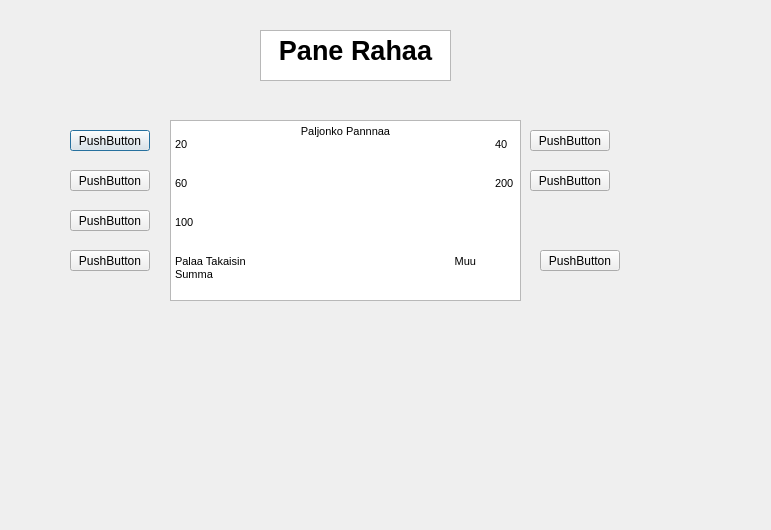
tvt21kmo-bank-project/group_6, file bankautomat/pano.ui: the form before one commit.
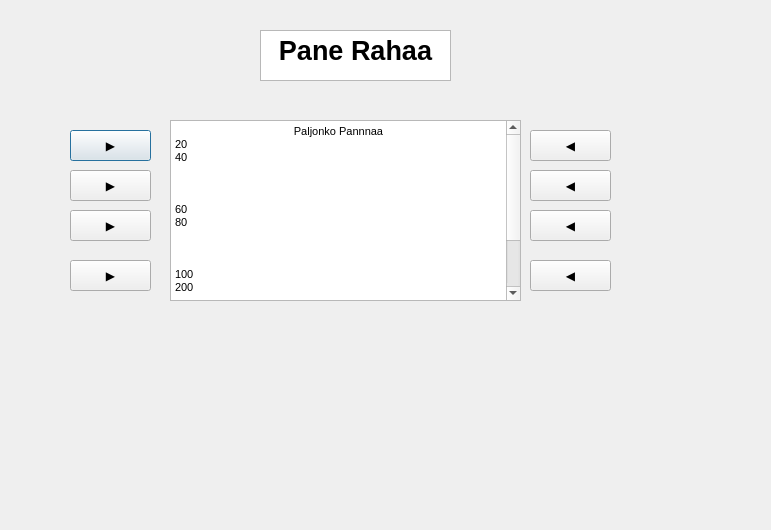
The form after the commit.

```diff
--- a/bankautomat/pano.ui
+++ b/bankautomat/pano.ui
@@ -24,20 +24,24 @@
    </property>
    <property name="html">
     <string>&lt;!DOCTYPE HTML PUBLIC &quot;-//W3C//DTD HTML 4.0//EN&quot; &quot;http://www.w3.org/TR/REC-html40/strict.dtd&quot;&gt;
-&lt;html&gt;&lt;head&gt;&lt;meta name=&quot;qrichtext&quot; content=&quot;1&quot; /&gt;&lt;style type=&quot;text/css&quot;&gt;
+&lt;html&gt;&lt;head&gt;&lt;meta name=&quot;qrichtext&quot; content=&quot;1&quot; /&gt;&lt;meta charset=&quot;utf-8&quot; /&gt;&lt;style type=&quot;text/css&quot;&gt;
 p, li { white-space: pre-wrap; }
-&lt;/style&gt;&lt;/head&gt;&lt;body style=&quot; font-family:'MS Shell Dlg 2'; font-size:8.25pt; font-weight:400; font-style:normal;&quot;&gt;
-&lt;p align=&quot;center&quot; style=&quot; margin-top:0px; margin-bottom:0px; margin-left:0px; margin-right:0px; -qt-block-indent:0; text-indent:0px;&quot;&gt;Paljonko Pannnaa&lt;/p&gt;
-&lt;p style=&quot; margin-top:0px; margin-bottom:0px; margin-left:0px; margin-right:0px; -qt-block-indent:0; text-indent:0px;&quot;&gt;20				40&lt;/p&gt;
-&lt;p style=&quot;-qt-paragraph-type:empty; margin-top:0px; margin-bottom:0px; margin-left:0px; margin-right:0px; -qt-block-indent:0; text-indent:0px;&quot;&gt;&lt;br /&gt;&lt;/p&gt;
-&lt;p style=&quot;-qt-paragraph-type:empty; margin-top:0px; margin-bottom:0px; margin-left:0px; margin-right:0px; -qt-block-indent:0; text-indent:0px;&quot;&gt;&lt;br /&gt;&lt;/p&gt;
-&lt;p style=&quot; margin-top:0px; margin-bottom:0px; margin-left:0px; margin-right:0px; -qt-block-indent:0; text-indent:0px;&quot;&gt;60				200&lt;/p&gt;
-&lt;p style=&quot;-qt-paragraph-type:empty; margin-top:0px; margin-bottom:0px; margin-left:0px; margin-right:0px; -qt-block-indent:0; text-indent:0px;&quot;&gt;&lt;br /&gt;&lt;/p&gt;
-&lt;p style=&quot;-qt-paragraph-type:empty; margin-top:0px; margin-bottom:0px; margin-left:0px; margin-right:0px; -qt-block-indent:0; text-indent:0px;&quot;&gt;&lt;br /&gt;&lt;/p&gt;
-&lt;p style=&quot; margin-top:0px; margin-bottom:0px; margin-left:0px; margin-right:0px; -qt-block-indent:0; text-indent:0px;&quot;&gt;100			          &lt;/p&gt;
-&lt;p style=&quot;-qt-paragraph-type:empty; margin-top:0px; margin-bottom:0px; margin-left:0px; margin-right:0px; -qt-block-indent:0; text-indent:0px;&quot;&gt;&lt;br /&gt;&lt;/p&gt;
-&lt;p style=&quot;-qt-paragraph-type:empty; margin-top:0px; margin-bottom:0px; margin-left:0px; margin-right:0px; -qt-block-indent:0; text-indent:0px;&quot;&gt;&lt;br /&gt;&lt;/p&gt;
-&lt;p style=&quot; margin-top:0px; margin-bottom:0px; margin-left:0px; margin-right:0px; -qt-block-indent:0; text-indent:0px;&quot;&gt;Palaa Takaisin 			             Muu Summa&lt;/p&gt;&lt;/body&gt;&lt;/html&gt;</string>
+&lt;/style&gt;&lt;/head&gt;&lt;body style=&quot; font-family:'.AppleSystemUIFont'; font-size:13pt; font-weight:400; font-style:normal;&quot;&gt;
+&lt;p align=&quot;center&quot; style=&quot; margin-top:0px; margin-bottom:0px; margin-left:0px; margin-right:0px; -qt-block-indent:0; text-indent:0px;&quot;&gt;&lt;span style=&quot; font-family:'MS Shell Dlg 2'; font-size:8.25pt;&quot;&gt;Paljonko Pannnaa&lt;/span&gt;&lt;/p&gt;
+&lt;p style=&quot; margin-top:0px; margin-bottom:0px; margin-left:0px; margin-right:0px; -qt-block-indent:0; text-indent:0px;&quot;&gt;&lt;span style=&quot; font-family:'MS Shell Dlg 2'; font-size:8.25pt;&quot;&gt;20				40&lt;/span&gt;&lt;/p&gt;
+&lt;p style=&quot;-qt-paragraph-type:empty; margin-top:0px; margin-bottom:0px; margin-left:0px; margin-right:0px; -qt-block-indent:0; text-indent:0px; font-family:'MS Shell Dlg 2'; font-size:8.25pt;&quot;&gt;&lt;br /&gt;&lt;/p&gt;
+&lt;p style=&quot;-qt-paragraph-type:empty; margin-top:0px; margin-bottom:0px; margin-left:0px; margin-right:0px; -qt-block-indent:0; text-indent:0px; font-family:'MS Shell Dlg 2'; font-size:8.25pt;&quot;&gt;&lt;br /&gt;&lt;/p&gt;
+&lt;p style=&quot;-qt-paragraph-type:empty; margin-top:0px; margin-bottom:0px; margin-left:0px; margin-right:0px; -qt-block-indent:0; text-indent:0px; font-family:'MS Shell Dlg 2'; font-size:8.25pt;&quot;&gt;&lt;br /&gt;&lt;/p&gt;
+&lt;p style=&quot; margin-top:0px; margin-bottom:0px; margin-left:0px; margin-right:0px; -qt-block-indent:0; text-indent:0px;&quot;&gt;&lt;span style=&quot; font-family:'MS Shell Dlg 2'; font-size:8.25pt;&quot;&gt;60				80&lt;/span&gt;&lt;/p&gt;
+&lt;p style=&quot;-qt-paragraph-type:empty; margin-top:0px; margin-bottom:0px; margin-left:0px; margin-right:0px; -qt-block-indent:0; text-indent:0px; font-family:'MS Shell Dlg 2'; font-size:8.25pt;&quot;&gt;&lt;br /&gt;&lt;/p&gt;
+&lt;p style=&quot;-qt-paragraph-type:empty; margin-top:0px; margin-bottom:0px; margin-left:0px; margin-right:0px; -qt-block-indent:0; text-indent:0px; font-family:'MS Shell Dlg 2'; font-size:8.25pt;&quot;&gt;&lt;br /&gt;&lt;/p&gt;
+&lt;p style=&quot;-qt-paragraph-type:empty; margin-top:0px; margin-bottom:0px; margin-left:0px; margin-right:0px; -qt-block-indent:0; text-indent:0px; font-family:'MS Shell Dlg 2'; font-size:8.25pt;&quot;&gt;&lt;br /&gt;&lt;/p&gt;
+&lt;p style=&quot; margin-top:0px; margin-bottom:0px; margin-left:0px; margin-right:0px; -qt-block-indent:0; text-indent:0px;&quot;&gt;&lt;span style=&quot; font-family:'MS Shell Dlg 2'; font-size:8.25pt;&quot;&gt;100				200&lt;/span&gt;&lt;/p&gt;
+&lt;p style=&quot;-qt-paragraph-type:empty; margin-top:0px; margin-bottom:0px; margin-left:0px; margin-right:0px; -qt-block-indent:0; text-indent:0px; font-family:'MS Shell Dlg 2'; font-size:8.25pt;&quot;&gt;&lt;br /&gt;&lt;/p&gt;
+&lt;p style=&quot; margin-top:0px; margin-bottom:0px; margin-left:0px; margin-right:0px; -qt-block-indent:0; text-indent:0px;&quot;&gt;&lt;span style=&quot; font-family:'MS Shell Dlg 2'; font-size:8.25pt;&quot;&gt;			          &lt;/span&gt;&lt;/p&gt;
+&lt;p style=&quot;-qt-paragraph-type:empty; margin-top:0px; margin-bottom:0px; margin-left:0px; margin-right:0px; -qt-block-indent:0; text-indent:0px; font-family:'MS Shell Dlg 2'; font-size:8.25pt;&quot;&gt;&lt;br /&gt;&lt;/p&gt;
+&lt;p style=&quot;-qt-paragraph-type:empty; margin-top:0px; margin-bottom:0px; margin-left:0px; margin-right:0px; -qt-block-indent:0; text-indent:0px; font-family:'MS Shell Dlg 2'; font-size:8.25pt;&quot;&gt;&lt;br /&gt;&lt;/p&gt;
+&lt;p style=&quot; margin-top:0px; margin-bottom:0px; margin-left:0px; margin-right:0px; -qt-block-indent:0; text-indent:0px;&quot;&gt;&lt;span style=&quot; font-family:'MS Shell Dlg 2'; font-size:8.25pt;&quot;&gt;Palaa Takaisin 			                  Muu Summa&lt;/span&gt;&lt;/p&gt;&lt;/body&gt;&lt;/html&gt;</string>
    </property>
   </widget>
   <widget class="QTextBrowser" name="textBrowser">
@@ -62,25 +66,25 @@
     <rect>
      <x>70</x>
      <y>130</y>
-     <width>80</width>
-     <height>21</height>
+     <width>81</width>
+     <height>31</height>
     </rect>
    </property>
    <property name="text">
-    <string>PushButton</string>
+    <string>▶️</string>
    </property>
   </widget>
   <widget class="QPushButton" name="pushButton_Palaa">
    <property name="geometry">
     <rect>
      <x>70</x>
-     <y>250</y>
-     <width>80</width>
-     <height>21</height>
+     <y>260</y>
+     <width>81</width>
+     <height>31</height>
     </rect>
    </property>
    <property name="text">
-    <string>PushButton</string>
+    <string>▶️</string>
    </property>
   </widget>
   <widget class="QLabel" name="label_pane">
@@ -106,14 +110,14 @@
   <widget class="QPushButton" name="pushButton_MuuPano">
    <property name="geometry">
     <rect>
-     <x>540</x>
-     <y>250</y>
-     <width>80</width>
-     <height>21</height>
+     <x>530</x>
+     <y>260</y>
+     <width>81</width>
+     <height>31</height>
     </rect>
    </property>
    <property name="text">
-    <string>PushButton</string>
+    <string>◀️</string>
    </property>
   </widget>
   <widget class="QPushButton" name="pushButtonKuuskymppia">
@@ -121,12 +125,12 @@
     <rect>
      <x>70</x>
      <y>170</y>
-     <width>80</width>
-     <height>21</height>
+     <width>81</width>
+     <height>31</height>
     </rect>
    </property>
    <property name="text">
-    <string>PushButton</string>
+    <string>▶️</string>
    </property>
   </widget>
   <widget class="QPushButton" name="pushButtonSatane">
@@ -134,25 +138,25 @@
     <rect>
      <x>70</x>
      <y>210</y>
-     <width>80</width>
-     <height>21</height>
+     <width>81</width>
+     <height>31</height>
     </rect>
    </property>
    <property name="text">
-    <string>PushButton</string>
+    <string>▶️</string>
    </property>
   </widget>
   <widget class="QPushButton" name="pushButtonKaksSataa">
    <property name="geometry">
     <rect>
      <x>530</x>
-     <y>170</y>
-     <width>80</width>
-     <height>21</height>
+     <y>210</y>
+     <width>81</width>
+     <height>31</height>
     </rect>
    </property>
    <property name="text">
-    <string>PushButton</string>
+    <string>◀️</string>
    </property>
   </widget>
   <widget class="QPushButton" name="pushButtonNelkyt">
@@ -160,12 +164,25 @@
     <rect>
      <x>530</x>
      <y>130</y>
-     <width>80</width>
-     <height>21</height>
+     <width>81</width>
+     <height>31</height>
     </rect>
    </property>
    <property name="text">
-    <string>PushButton</string>
+    <string>◀️</string>
+   </property>
+  </widget>
+  <widget class="QPushButton" name="pushButtonKahekskyt">
+   <property name="geometry">
+    <rect>
+     <x>530</x>
+     <y>170</y>
+     <width>81</width>
+     <height>31</height>
+    </rect>
+   </property>
+   <property name="text">
+    <string>◀️</string>
    </property>
   </widget>
  </widget>
```
Left out of the diff: 7 changed lines with no effect on the pictures.
